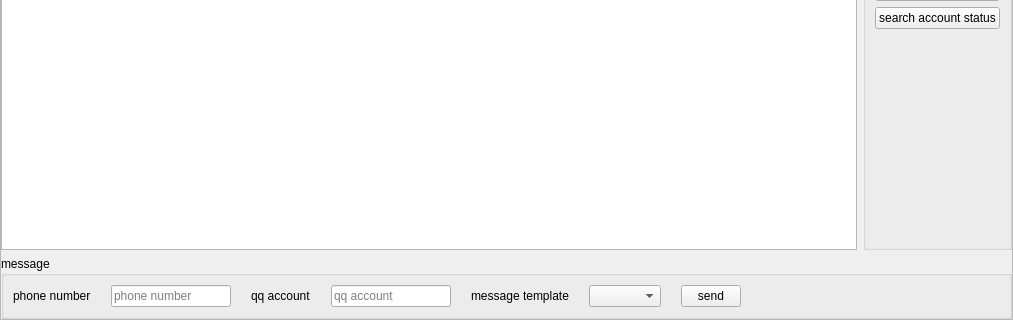
The window that MainApp/src/CUiCenter.ui (AlexRain/BRSystem) describes before a commit, drawn with Qt 5; both pictures show x 0 to 1013 and y 428 to 748 of the 1013 by 748 pixel window.
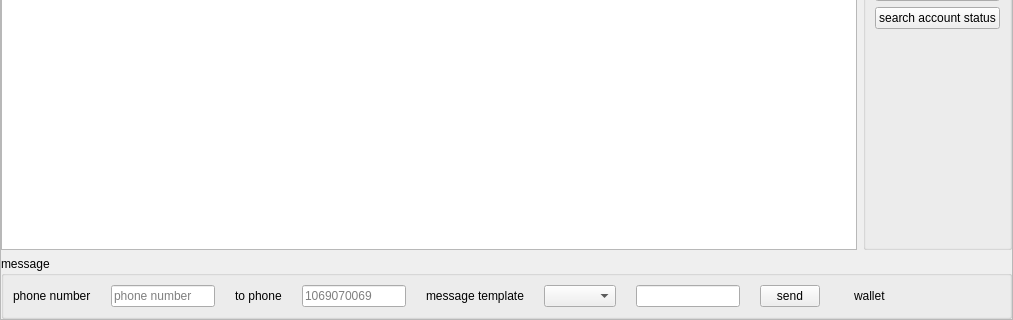
The same window after the commit. Custom widgets are drawn as their Qt base class.

What changed in the file:
```diff
--- a/MainApp/src/CUiCenter.ui
+++ b/MainApp/src/CUiCenter.ui
@@ -323,10 +323,16 @@
               <widget class="QLineEdit" name="lineEdit_phone">
                <property name="minimumSize">
                 <size>
-                 <width>120</width>
+               <width>60</width>
                  <height>0</height>
                 </size>
                </property>
+             <property name="maximumSize">
+              <size>
+               <width>120</width>
+               <height>16777215</height>
+              </size>
+             </property>
                <property name="placeholderText">
                 <string>phone number</string>
                </property>
@@ -345,7 +351,7 @@
              <item>
               <widget class="QLabel" name="label_qq_number">
                <property name="text">
-                <string>qq account</string>
+                <string>to phone</string>
                </property>
               </widget>
              </item>
@@ -353,12 +359,18 @@
               <widget class="QLineEdit" name="lineEdit_qq_number">
                <property name="minimumSize">
                 <size>
-                 <width>120</width>
+                 <width>0</width>
                  <height>0</height>
                 </size>
                </property>
+               <property name="maximumSize">
+                <size>
+                 <width>120</width>
+                 <height>16777215</height>
+                </size>
+               </property>
                <property name="placeholderText">
-                <string>qq account</string>
+                <string>1069070069</string>
                </property>
                <property name="clearButtonEnabled">
                 <bool>true</bool>
@@ -384,6 +396,9 @@
              </item>
             </layout>
            </item>
+           <item>
+            <widget class="QLineEdit" name="lineEdit_sms"/>
+           </item>
            <item>
             <widget class="QPushButton" name="btn_send_msg">
              <property name="sizePolicy">
@@ -418,12 +433,25 @@
            </property>
            <property name="sizeHint" stdset="0">
             <size>
-             <width>459</width>
+             <width>40</width>
              <height>20</height>
             </size>
            </property>
           </spacer>
          </item>
+         <item>
+          <widget class="QLabel" name="wallet_label">
+           <property name="minimumSize">
+            <size>
+             <width>146</width>
+             <height>0</height>
+            </size>
+           </property>
+           <property name="text">
+            <string>wallet</string>
+           </property>
+          </widget>
+         </item>
         </layout>
        </widget>
       </item>
```
Left out of the diff: 4 changed lines with no effect on the pictures. Lines whose indentation alone changed are shown as unchanged.
